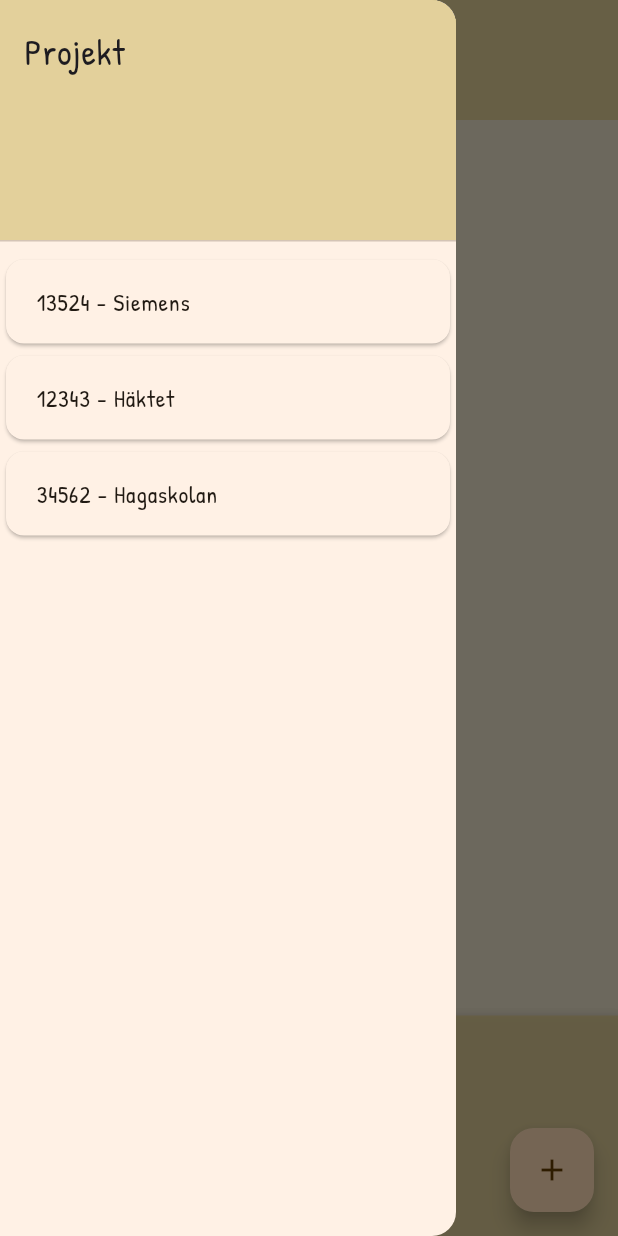
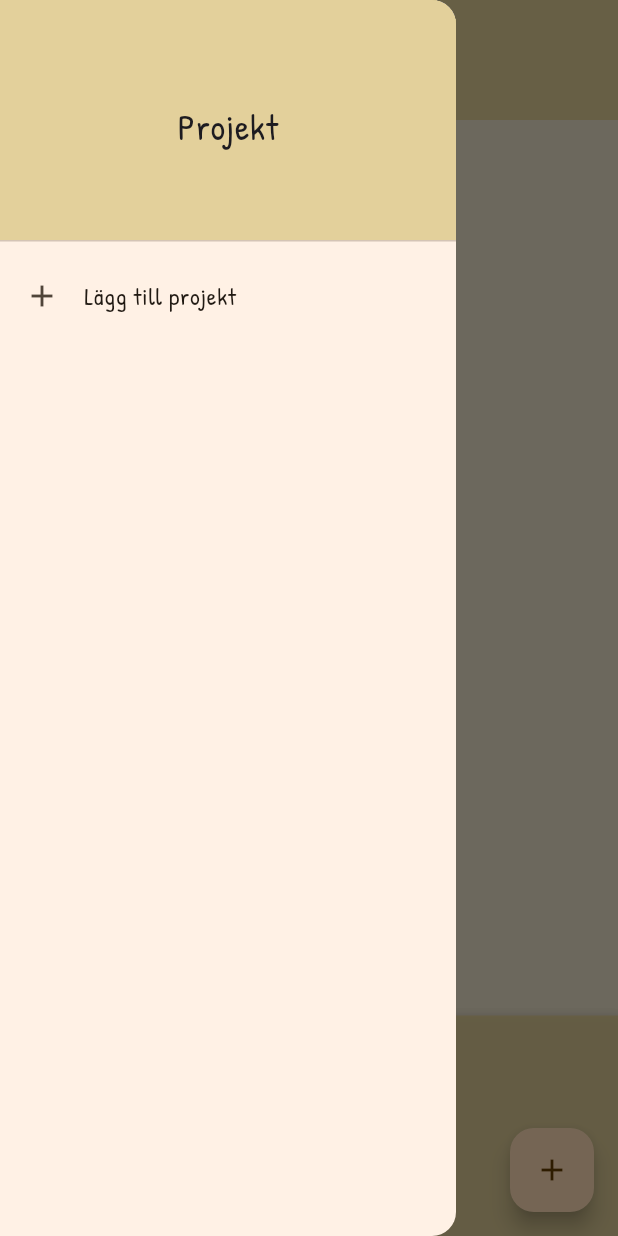
Before and after one commit to jockeBjers/insulation_app, a Flutter app: the screen it shows after launch, with the side drawer open, on a phone screen of 412 x 824 dp. Run offline on Flutter 3.47's test engine with Material 3 defaults, Android fonts, the light colour scheme and no system bars; our stand-ins replace google_fonts.

Commit message:
make pop up window to add new projects

```diff
--- a/lib/Pages/home_page.dart
+++ b/lib/Pages/home_page.dart
@@ -3,6 +3,7 @@ import 'package:flutter/material.dart';
 import 'package:insulation_app/models/insulated_pipe.dart';
 import 'package:insulation_app/models/project.dart';
 import 'package:insulation_app/util/add_pipe_dialog_box.dart';
+import 'package:insulation_app/util/add_project_dialog_box.dart';
 
 class HomePage extends StatefulWidget {
   const HomePage({super.key});
@@ -12,33 +13,18 @@ class HomePage extends StatefulWidget {
 }
 
 class _HomePageState extends State<HomePage> {
-  List<Project> projects = [
-    Project(
-      projectNumber: "13524",
-      name: "Siemens",
-      date: DateTime(2025, 2, 13),
-      pipes: [],
-    ),
-    Project(
-      projectNumber: "12343",
-      name: "Häktet",
-      date: DateTime(2025, 2, 13),
-      pipes: [],
-    ),
-    Project(
-      projectNumber: "34562",
-      name: "Hagaskolan",
-      date: DateTime(2025, 1, 23),
-      pipes: [],
-    ),
-  ];
+  List<Project> projects = [];
+  Project? selectedProject;
 
-  late Project selectedProject;
-
-  _HomePageState() {
+  @override
+  void initState() {
+    super.initState();
+    if (projects.isNotEmpty) {
       selectedProject = projects[0];
     }
-  List<InsulatedPipe> get pipes => selectedProject.pipes;
+  }
+
+  List<InsulatedPipe> get pipes => selectedProject?.pipes ?? [];
 
   void showAddPipeDialog() {
     showDialog(
@@ -117,6 +103,27 @@ class _HomePageState extends State<HomePage> {
     calculateTotalMaterial();
   }
 
+  void showAddProjectDialog() {
+    showDialog(
+      context: context,
+      builder: (context) {
+        return AddProjectDialog(
+          onAddProject: (projectNumber, name, date) {
+            setState(() {
+              projects.add(Project(
+                projectNumber: projectNumber,
+                name: name,
+                date: date,
+                pipes: [],
+              ));
+              selectProject(projects.last);
+            });
+          },
+        );
+      },
+    );
+  }
+
   @override
   Widget build(BuildContext context) {
     return Scaffold(
@@ -124,37 +131,46 @@ class _HomePageState extends State<HomePage> {
         toolbarHeight: 80,
         title: Padding(
           padding: const EdgeInsets.all(8.0),
-          child: Column(
+          child: selectedProject != null
+              ? Column(
                   crossAxisAlignment: CrossAxisAlignment.start,
                   children: [
                     Text(
-                selectedProject.name,
-                style: TextStyle(fontSize: 24, fontWeight: FontWeight.bold),
+                      selectedProject!.name,
+                      style:
+                          TextStyle(fontSize: 24, fontWeight: FontWeight.bold),
                     ),
                     Text(
-                "Projektnummer: ${selectedProject.projectNumber}",
+                      "Projektnummer: ${selectedProject!.projectNumber}",
                       style: TextStyle(fontSize: 16),
                     ),
                     Text(
-                "Datum: ${selectedProject.date.toLocal().toString().split(" ")[0]}", // Only show date
+                      "Datum: ${selectedProject!.date.toLocal().toString().split(" ")[0]}", // Only show date
                       style: TextStyle(fontSize: 16),
                     ),
                   ],
+                )
+              : Text(
+                  "Inga projekt valda",
+                  style: TextStyle(fontSize: 24, fontWeight: FontWeight.bold),
                 ),
         ),
       ),
       // Drawer
       drawer: Drawer(
         child: ListView(
+          padding: EdgeInsets.zero,
           children: [
             DrawerHeader(
               decoration: BoxDecoration(
                 color: Theme.of(context).primaryColor,
               ),
+              child: Center(
                 child: Text(
                   'Projekt',
                   style: TextStyle(
                     fontSize: 24,
+                  ),
                 ),
               ),
             ),
@@ -167,6 +183,15 @@ class _HomePageState extends State<HomePage> {
                     Navigator.pop(context);
                   },
                 ),
+              ),
+            ListTile(
+              leading: Icon(Icons.add),
+              title: Text("Lägg till projekt"),
+              onTap: () async {
+                Navigator.pop(context);
+                await Future.delayed(Duration(milliseconds: 300));
+                showAddProjectDialog();
+              },
             ),
           ],
         ),
```
Also changed, not shown: lib/util/add_project_dialog_box.dart (added, +75 -0 lines). Lines whose indentation alone changed are shown as unchanged.
